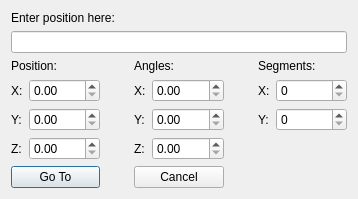
First picture: the form in Code/Sandbox/Editor/GotoPositionDlg.ui, repository o3de/o3de, before the edit.
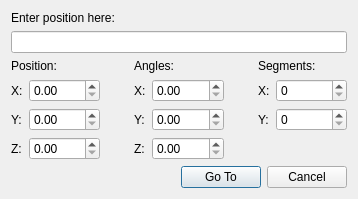
Second picture: the form after the edit.

Commit message: LYN-2139 UX: Goto Position modal is unnecessarily massive

Diff of the .ui file:
```diff
--- a/Code/Sandbox/Editor/GotoPositionDlg.ui
+++ b/Code/Sandbox/Editor/GotoPositionDlg.ui
@@ -13,21 +13,9 @@
   <property name="windowTitle">
    <string>Go to Position</string>
   </property>
+   <layout class="QVBoxLayout" name="verticalLayout">
+     <item>
   <layout class="QGridLayout" name="gridLayout" columnstretch="0,1,0,0,1,0,0,1">
-   <item row="6" column="0" colspan="2">
-    <widget class="QPushButton" name="pushButton">
-     <property name="text">
-      <string>Go To</string>
-     </property>
-    </widget>
-   </item>
-   <item row="6" column="3" colspan="2">
-    <widget class="QPushButton" name="pushButton_2">
-     <property name="text">
-      <string>Cancel</string>
-     </property>
-    </widget>
-   </item>
    <item row="5" column="6" colspan="2">
     <spacer name="horizontalSpacer">
      <property name="orientation">
@@ -187,6 +175,39 @@
    </item>
    <item row="4" column="7">
     <widget class="QSpinBox" name="m_dymSegY"/>
+         </item>
+       </layout>
+     </item>
+     <item>
+       <layout class="QHBoxLayout" name="buttonLayout">
+         <item>
+           <spacer name="horizontalSpacer_1">
+             <property name="orientation">
+               <enum>Qt::Horizontal</enum>
+             </property>
+             <property name="sizeHint" stdset="0">
+               <size>
+                 <width>0</width>
+                 <height>0</height>
+               </size>
+             </property>
+           </spacer>
+         </item>
+         <item>
+           <widget class="QPushButton" name="pushButton">
+             <property name="text">
+               <string>Go To</string>
+             </property>
+           </widget>
+         </item>
+         <item>
+           <widget class="QPushButton" name="pushButton_2">
+             <property name="text">
+               <string>Cancel</string>
+             </property>
+           </widget>
+         </item>
+       </layout>
    </item>
   </layout>
  </widget>
```
Lines whose indentation alone changed are shown as unchanged. The commit also changes 1 other file.
